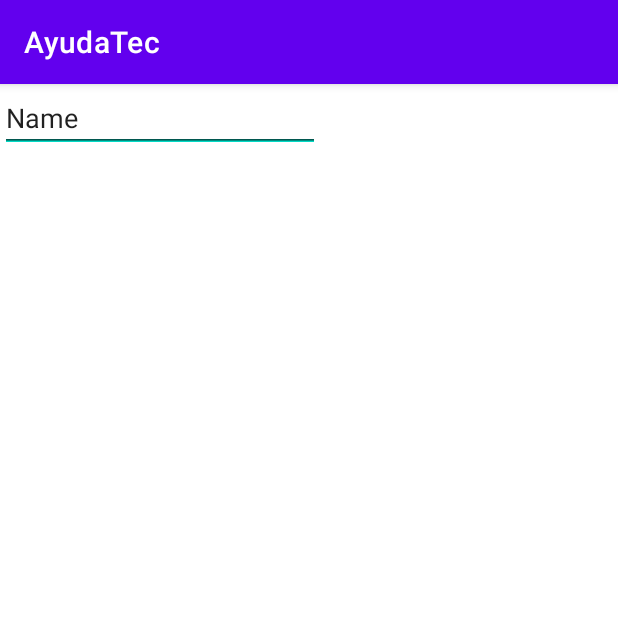
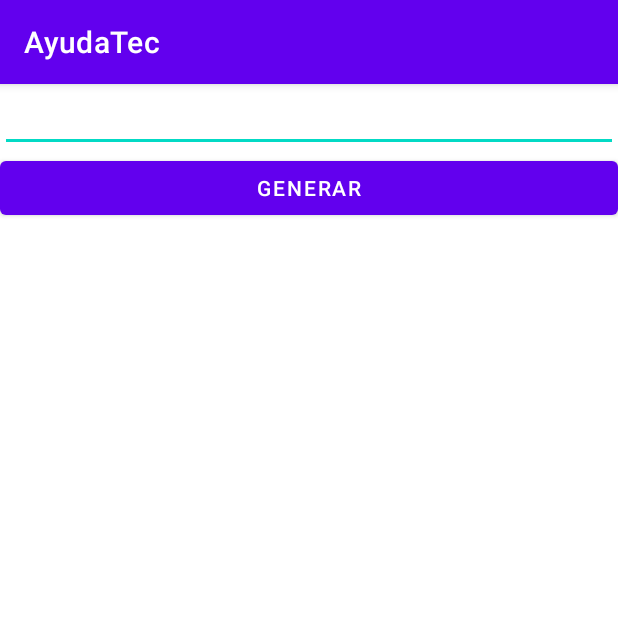
Before and after one commit to TheSkrapy/App2, an Android app: the screen it shows after launch (ContrasenaCrearQr before the commit, CrearQr after it), after a tap on "CREAR", on a phone screen of 412 x 824 dp, the top half of it. Run offline under Robolectric (Android 15) with nearby library versions, the phone set to English and light mode, and no system bars; libraries missing offline, so code that uses them is left out: com.journeyapps.barcodescanner.

```diff
--- a/app/build.gradle
+++ b/app/build.gradle
@@ -28,10 +28,11 @@ android {
 }
 
 dependencies {
-
+    implementation 'com.journeyapps:zxing-android-embedded:4.2.0'
     implementation 'androidx.appcompat:appcompat:1.5.1'
     implementation 'com.google.android.material:material:1.6.1'
     implementation 'androidx.constraintlayout:constraintlayout:2.1.4'
+    implementation 'com.journeyapps:zxing-android-embedded:4.1.0'
     testImplementation 'junit:junit:4.13.2'
     androidTestImplementation 'androidx.test.ext:junit:1.1.3'
     androidTestImplementation 'androidx.test.espresso:espresso-core:3.4.0'
--- a/app/src/main/AndroidManifest.xml
+++ b/app/src/main/AndroidManifest.xml
@@ -3,6 +3,7 @@
     xmlns:tools="http://schemas.android.com/tools"
     package="com.example.ayudatec">
 
+    <uses-sdk tools:overrideLibrary="com.google.zxing.client.android"/>
     <application
         android:allowBackup="true"
         android:dataExtractionRules="@xml/data_extraction_rules"
@@ -12,6 +13,7 @@
         android:roundIcon="@mipmap/ic_launcher_round"
         android:supportsRtl="true"
         android:theme="@style/Theme.AyudaTec"
+        android:hardwareAccelerated="true"
         tools:targetApi="31">
         <activity
             android:name=".ContrasenaCrearQr"
--- a/app/src/main/java/com/example/ayudatec/CrearQr.java
+++ b/app/src/main/java/com/example/ayudatec/CrearQr.java
@@ -2,7 +2,15 @@ package com.example.ayudatec;
 
 import androidx.appcompat.app.AppCompatActivity;
 
+import android.graphics.Bitmap;
 import android.os.Bundle;
+import android.view.View;
+import android.widget.Button;
+import android.widget.EditText;
+import android.widget.ImageView;
+
+import com.google.zxing.BarcodeFormat;
+import com.journeyapps.barcodescanner.BarcodeEncoder;
 
 public class CrearQr extends AppCompatActivity {
 
@@ -10,5 +18,18 @@ public class CrearQr extends AppCompatActivity {
     protected void onCreate(Bundle savedInstanceState) {
         super.onCreate(savedInstanceState);
         setContentView(R.layout.activity_crear_qr);
+        EditText txtDatos = findViewById(R.id.txtDatos);
+        Button btnGenera = findViewById(R.id.btnGenera);
+        ImageView imgQr = findViewById(R.id.qrCode);
+
+        btnGenera.setOnClickListener(view -> {
+            try{
+                BarcodeEncoder barcodeEncoder = new BarcodeEncoder();
+                Bitmap bitmap = barcodeEncoder.encodeBitmap(txtDatos.getText().toString(), BarcodeFormat.QR_CODE, 750,750);
+                imgQr.setImageBitmap(bitmap);
+            }catch (Exception e){
+                e.printStackTrace();
+            }
+        });
     }
 }
--- a/app/src/main/java/com/example/ayudatec/MainActivity.java
+++ b/app/src/main/java/com/example/ayudatec/MainActivity.java
@@ -16,7 +16,7 @@ public class MainActivity extends AppCompatActivity {
         setContentView(R.layout.activity_main);
 
 
-        btnEscanear = (Button) findViewById(R.id.btnScan);
+        btnEscanear = (Button) findViewById(R.id.btnScanear);
         btnGenerar=(Button) findViewById(R.id.btnCrear);
 
 
@@ -26,7 +26,7 @@ public class MainActivity extends AppCompatActivity {
         });
 
         btnGenerar.setOnClickListener(view -> {
-            Intent c = new Intent(MainActivity.this, ContrasenaCrearQr.class);
+            Intent c = new Intent(MainActivity.this, CrearQr.class);
             startActivity(c);
         });
 
--- a/app/src/main/res/layout/activity_crear_qr.xml
+++ b/app/src/main/res/layout/activity_crear_qr.xml
@@ -1,9 +1,29 @@
 <?xml version="1.0" encoding="utf-8"?>
-<androidx.constraintlayout.widget.ConstraintLayout xmlns:android="http://schemas.android.com/apk/res/android"
+<LinearLayout xmlns:android="http://schemas.android.com/apk/res/android"
     xmlns:app="http://schemas.android.com/apk/res-auto"
     xmlns:tools="http://schemas.android.com/tools"
     android:layout_width="match_parent"
     android:layout_height="match_parent"
+    android:orientation="vertical"
     tools:context=".CrearQr">
 
-</androidx.constraintlayout.widget.ConstraintLayout>
+    <EditText
+        android:id="@+id/txtDatos"
+        android:layout_width="match_parent"
+        android:layout_height="wrap_content">
+    </EditText>
+
+    <Button
+        android:id="@+id/btnGenera"
+        android:layout_width="match_parent"
+        android:layout_height="wrap_content"
+        android:text="Generar" />
+
+    <ImageView
+        android:id="@+id/qrCode"
+        android:layout_width="match_parent"
+        android:layout_height="wrap_content">
+
+    </ImageView>
+
+</LinearLayout>
--- a/app/src/main/res/layout/activity_main.xml
+++ b/app/src/main/res/layout/activity_main.xml
@@ -7,7 +7,7 @@
     tools:context=".MainActivity">
 
     <Button
-        android:id="@+id/btnScan"
+        android:id="@+id/btnScanear"
         android:layout_width="wrap_content"
         android:layout_height="wrap_content"
         android:text="Escanear "
```
Also changed, not shown: app/src/main/java/com/example/ayudatec/Escaner.java (+43 -0 lines), app/src/main/res/layout/activity_escaner.xml (+16 -0 lines).
